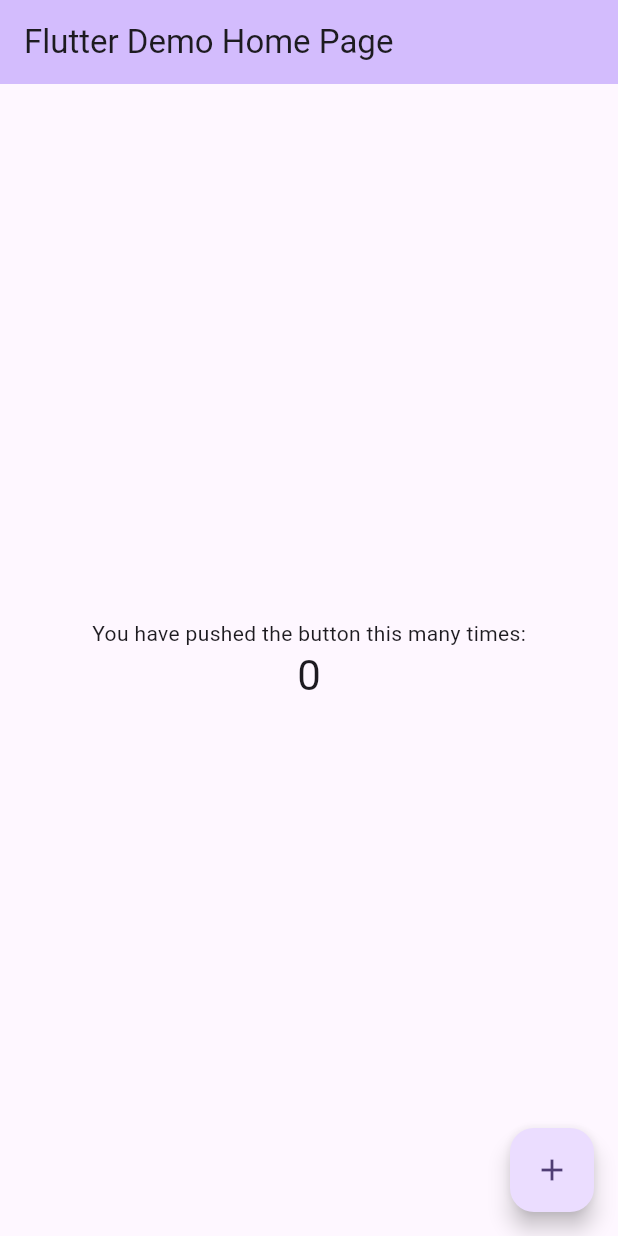
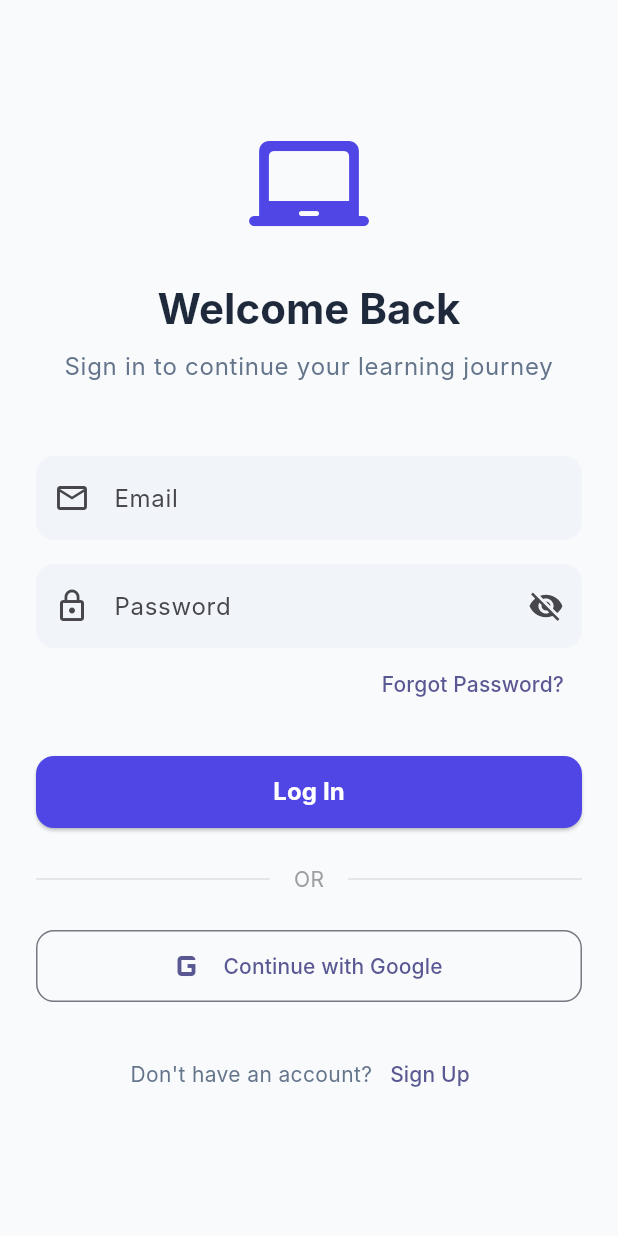
Before and after one commit to parthasdey2304/vastavikComputers, a Flutter app: the screen it shows after launch, on a phone screen of 412 x 824 dp. Run offline on Flutter 3.47's test engine with Material 3 defaults, Android fonts, the phone set to English and light mode, and no system bars; our stand-ins replace flutter_riverpod, go_router; Roboto replaces fonts that are missing (Inter).

Commit message:
feat: implement initial project structure, theme configuration, routing, and authentication screens.

```diff
--- a/lib/main.dart
+++ b/lib/main.dart
@@ -1,122 +1,11 @@
 import 'package:flutter/material.dart';
+import 'package:flutter_riverpod/flutter_riverpod.dart';
+import 'src/app/app.dart';
 
-void main() {
-  runApp(const MyApp());
+void main() async {
+  WidgetsFlutterBinding.ensureInitialized();
+
+  // TODO: Initialize Firebase and Supabase here in bootstrap phase
+
+  runApp(const ProviderScope(child: VastavikApp()));
 }
-
-class MyApp extends StatelessWidget {
-  const MyApp({super.key});
-
-  // This widget is the root of your application.
-  @override
-  Widget build(BuildContext context) {
-    return MaterialApp(
-      title: 'Flutter Demo',
-      theme: ThemeData(
-        // This is the theme of your application.
-        //
-        // TRY THIS: Try running your application with "flutter run". You'll see
-        // the application has a purple toolbar. Then, without quitting the app,
-        // try changing the seedColor in the colorScheme below to Colors.green
-        // and then invoke "hot reload" (save your changes or press the "hot
-        // reload" button in a Flutter-supported IDE, or press "r" if you used
-        // the command line to start the app).
-        //
-        // Notice that the counter didn't reset back to zero; the application
-        // state is not lost during the reload. To reset the state, use hot
-        // restart instead.
-        //
-        // This works for code too, not just values: Most code changes can be
-        // tested with just a hot reload.
-        colorScheme: .fromSeed(seedColor: Colors.deepPurple),
-      ),
-      home: const MyHomePage(title: 'Flutter Demo Home Page'),
-    );
-  }
-}
-
-class MyHomePage extends StatefulWidget {
-  const MyHomePage({super.key, required this.title});
-
-  // This widget is the home page of your application. It is stateful, meaning
-  // that it has a State object (defined below) that contains fields that affect
-  // how it looks.
-
-  // This class is the configuration for the state. It holds the values (in this
-  // case the title) provided by the parent (in this case the App widget) and
-  // used by the build method of the State. Fields in a Widget subclass are
-  // always marked "final".
-
-  final String title;
-
-  @override
-  State<MyHomePage> createState() => _MyHomePageState();
-}
-
-class _MyHomePageState extends State<MyHomePage> {
-  int _counter = 0;
-
-  void _incrementCounter() {
-    setState(() {
-      // This call to setState tells the Flutter framework that something has
-      // changed in this State, which causes it to rerun the build method below
-      // so that the display can reflect the updated values. If we changed
-      // _counter without calling setState(), then the build method would not be
-      // called again, and so nothing would appear to happen.
-      _counter++;
-    });
-  }
-
-  @override
-  Widget build(BuildContext context) {
-    // This method is rerun every time setState is called, for instance as done
-    // by the _incrementCounter method above.
-    //
-    // The Flutter framework has been optimized to make rerunning build methods
-    // fast, so that you can just rebuild anything that needs updating rather
-    // than having to individually change instances of widgets.
-    return Scaffold(
-      appBar: AppBar(
-        // TRY THIS: Try changing the color here to a specific color (to
-        // Colors.amber, perhaps?) and trigger a hot reload to see the AppBar
-        // change color while the other colors stay the same.
-        backgroundColor: Theme.of(context).colorScheme.inversePrimary,
-        // Here we take the value from the MyHomePage object that was created by
-        // the App.build method, and use it to set our appbar title.
-        title: Text(widget.title),
-      ),
-      body: Center(
-        // Center is a layout widget. It takes a single child and positions it
-        // in the middle of the parent.
-        child: Column(
-          // Column is also a layout widget. It takes a list of children and
-          // arranges them vertically. By default, it sizes itself to fit its
-          // children horizontally, and tries to be as tall as its parent.
-          //
-          // Column has various properties to control how it sizes itself and
-          // how it positions its children. Here we use mainAxisAlignment to
-          // center the children vertically; the main axis here is the vertical
-          // axis because Columns are vertical (the cross axis would be
-          // horizontal).
-          //
-          // TRY THIS: Invoke "debug painting" (choose the "Toggle Debug Paint"
-          // action in the IDE, or press "p" in the console), to see the
-          // wireframe for each widget.
-          mainAxisAlignment: .center,
-          children: [
-            const Text('You have pushed the button this many times:'),
-            Text(
-              '$_counter',
-              style: Theme.of(context).textTheme.headlineMedium,
-            ),
-          ],
-        ),
-      ),
-      floatingActionButton: FloatingActionButton(
-        onPressed: _incrementCounter,
-        tooltip: 'Increment',
-        child: const Icon(Icons.add),
-      ),
-    );
-  }
-}
--- /dev/null
+++ b/lib/src/app/app.dart
@@ -0,0 +1,18 @@
+import 'package:flutter/material.dart';
+import 'package:flutter_riverpod/flutter_riverpod.dart';
+import '../core/theme/app_theme.dart';
+import 'router.dart';
+
+class VastavikApp extends ConsumerWidget {
+  const VastavikApp({super.key});
+
+  @override
+  Widget build(BuildContext context, WidgetRef ref) {
+    return MaterialApp.router(
+      title: 'vastavikComputers',
+      theme: AppTheme.lightTheme,
+      routerConfig: goRouter,
+      debugShowCheckedModeBanner: false,
+    );
+  }
+}
--- /dev/null
+++ b/lib/src/app/router.dart
@@ -0,0 +1,23 @@
+import 'package:flutter/material.dart';
+import 'package:go_router/go_router.dart';
+import '../features/auth/presentation/screens/login_screen.dart';
+import '../features/auth/presentation/screens/signup_screen.dart';
+
+// Temporarily creating simple routing without auth guards until Auth module is done
+final goRouter = GoRouter(
+  initialLocation: '/login',
+  routes: [
+    GoRoute(
+      path: '/login',
+      builder: (context, state) => const LoginScreen(),
+    ),
+    GoRoute(
+      path: '/signup',
+      builder: (context, state) => const SignupScreen(),
+    ),
+    GoRoute(
+      path: '/home',
+      builder: (context, state) => const Scaffold(body: Center(child: Text('Home Screen'))),
+    ),
+  ],
+);
--- /dev/null
+++ b/lib/src/core/theme/app_theme.dart
@@ -0,0 +1,54 @@
+import 'package:flutter/material.dart';
+
+class AppTheme {
+  // Brand Colors
+  static const primary = Color(0xFF4F46E5);       // Indigo
+  static const accent = Color(0xFF14B8A6);        // Teal
+  static const background = Color(0xFFF8FAFC);    // Soft white
+  static const surface = Color(0xFFF1F5F9);       // Light gray
+  static const textPrimary = Color(0xFF1E293B);   // Dark slate
+  static const textSecondary = Color(0xFF64748B); // Medium gray
+
+  // Code Block Colors (Dark Theme)
+  static const codeBackground = Color(0xFF1E1E2E);
+  static const codeText = Color(0xFFCDD6F4);
+  static const codeKeyword = Color(0xFFCBA6F7);   // Purple
+  static const codeString = Color(0xFFA6E3A1);    // Green
+  static const codeComment = Color(0xFF6C7086);   // Gray
+  static const codeNumber = Color(0xFFFAB387);    // Orange
+
+  static ThemeData get lightTheme => ThemeData(
+    useMaterial3: true,
+    colorScheme: ColorScheme.fromSeed(
+      seedColor: primary,
+      brightness: Brightness.light,
+    ),
+    fontFamily: 'Inter',
+    scaffoldBackgroundColor: background,
+    cardTheme: const CardThemeData(
+      shape: RoundedRectangleBorder(
+        borderRadius: BorderRadius.all(Radius.circular(12)),
+      ),
+      elevation: 1,
+      color: Colors.white,
+    ),
+    inputDecorationTheme: InputDecorationTheme(
+      border: OutlineInputBorder(
+        borderRadius: BorderRadius.circular(12),
+        borderSide: BorderSide.none,
+      ),
+      filled: true,
+      fillColor: surface,
+    ),
+    elevatedButtonTheme: ElevatedButtonThemeData(
+      style: ElevatedButton.styleFrom(
+        backgroundColor: primary,
+        foregroundColor: Colors.white,
+        minimumSize: const Size(double.infinity, 48),
+        shape: RoundedRectangleBorder(
+          borderRadius: BorderRadius.circular(12),
+        ),
+      ),
+    ),
+  );
+}
--- /dev/null
+++ b/lib/src/features/auth/presentation/screens/login_screen.dart
@@ -0,0 +1,169 @@
+import 'package:flutter/material.dart';
+import 'package:go_router/go_router.dart';
+import 'package:flutter_riverpod/flutter_riverpod.dart';
+import '../../../../core/theme/app_theme.dart';
+
+class LoginScreen extends ConsumerStatefulWidget {
+  const LoginScreen({super.key});
+
+  @override
+  ConsumerState<LoginScreen> createState() => _LoginScreenState();
+}
+
+class _LoginScreenState extends ConsumerState<LoginScreen> {
+  final _emailController = TextEditingController();
+  final _passwordController = TextEditingController();
+  bool _obscurePassword = true;
+
+  @override
+  void dispose() {
+    _emailController.dispose();
+    _passwordController.dispose();
+    super.dispose();
+  }
+
+  @override
+  Widget build(BuildContext context) {
+    return Scaffold(
+      body: SafeArea(
+        child: Center(
+          child: SingleChildScrollView(
+            padding: const EdgeInsets.all(24.0),
+            child: Column(
+              mainAxisAlignment: MainAxisAlignment.center,
+              crossAxisAlignment: CrossAxisAlignment.stretch,
+              children: [
+                // Logo or Icon
+                const Icon(
+                  Icons.laptop_chromebook_rounded,
+                  size: 80,
+                  color: AppTheme.primary,
+                ),
+                const SizedBox(height: 24),
+
+                // Welcome Text
+                Text(
+                  'Welcome Back',
+                  style: Theme.of(context).textTheme.headlineMedium?.copyWith(
+                    fontWeight: FontWeight.bold,
+                    color: AppTheme.textPrimary,
+                  ),
+                  textAlign: TextAlign.center,
+                ),
+                const SizedBox(height: 8),
+                Text(
+                  'Sign in to continue your learning journey',
+                  style: Theme.of(context).textTheme.bodyLarge?.copyWith(
+                    color: AppTheme.textSecondary,
+                  ),
+                  textAlign: TextAlign.center,
+                ),
+                const SizedBox(height: 48),
+
+                // Email Field
+                TextFormField(
+                  controller: _emailController,
+                  keyboardType: TextInputType.emailAddress,
+                  decoration: const InputDecoration(
+                    labelText: 'Email',
+                    prefixIcon: Icon(Icons.email_outlined),
+                  ),
+                ),
+                const SizedBox(height: 16),
+
+                // Password Field
+                TextFormField(
+                  controller: _passwordController,
+                  obscureText: _obscurePassword,
+                  decoration: InputDecoration(
+                    labelText: 'Password',
+                    prefixIcon: const Icon(Icons.lock_outline),
+                    suffixIcon: IconButton(
+                      icon: Icon(
+                        _obscurePassword ? Icons.visibility_off : Icons.visibility,
+                      ),
+                      onPressed: () {
+                        setState(() {
+                          _obscurePassword = !_obscurePassword;
+                        });
+                      },
+                    ),
+                  ),
+                ),
+
+                // Forgot Password
+                Align(
+                  alignment: Alignment.centerRight,
+                  child: TextButton(
+                    onPressed: () {
+                      // TODO: Implement forgot password
+                    },
+                    child: const Text('Forgot Password?'),
+                  ),
+                ),
+                const SizedBox(height: 24),
+
+                // Login Button
+                ElevatedButton(
+                  onPressed: () {
+                    // TODO: Implement login logic
+                    context.go('/home');
+                  },
+                  child: const Text(
+                    'Log In',
+                    style: TextStyle(fontSize: 16, fontWeight: FontWeight.bold),
+                  ),
+                ),
+                const SizedBox(height: 24),
+
+                // Divider
+                Row(
+                  children: [
+                    Expanded(child: Divider(color: Colors.grey.shade300)),
+                    Padding(
+                      padding: const EdgeInsets.symmetric(horizontal: 16),
+                      child: Text('OR', style: TextStyle(color: Colors.grey.shade500)),
+                    ),
+                    Expanded(child: Divider(color: Colors.grey.shade300)),
+                  ],
+                ),
+                const SizedBox(height: 24),
+
+                // Google Sign In Button
+                OutlinedButton.icon(
+                  onPressed: () {
+                    // TODO: Implement Google Sign In
+                  },
+                  icon: const Icon(Icons.g_mobiledata, size: 32),
+                  label: const Text('Continue with Google'),
+                  style: OutlinedButton.styleFrom(
+                    minimumSize: const Size(double.infinity, 48),
+                    shape: RoundedRectangleBorder(
+                      borderRadius: BorderRadius.circular(12),
+                    ),
+                  ),
+                ),
+                const SizedBox(height: 24),
+
+                // Sign Up Link
+                Row(
+                  mainAxisAlignment: MainAxisAlignment.center,
+                  children: [
+                    Text(
+                      "Don't have an account?",
+                      style: TextStyle(color: AppTheme.textSecondary),
+                    ),
+                    TextButton(
+                      onPressed: () => context.go('/signup'),
+                      child: const Text('Sign Up'),
+                    ),
+                  ],
+                ),
+              ],
+            ),
+          ),
+        ),
+      ),
+    );
+  }
+}
```
Also changed, not shown: lib/src/features/auth/presentation/screens/signup_screen.dart (added, +167 -0 lines), pubspec.yaml (+21 -8 lines), pubspec.lock, 8 other files.
